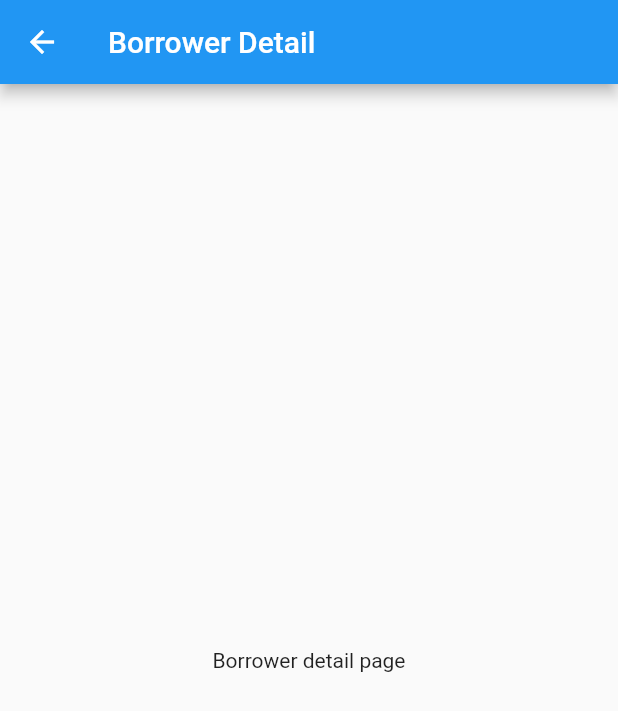
After one commit to Darshan-AS/photon, a Flutter app: the Borrower screen opened by its route, on a phone screen of 412 x 824 dp. The commit adds this screen. Shown: the top 711 px of the screen. Run offline on Flutter 3.47's test engine with Material 2 defaults, Android fonts, the phone set to English and light mode, and no system bars.

Commit message:
Add borrower detail page

```diff
--- a/lib/router.dart
+++ b/lib/router.dart
@@ -1,13 +1,17 @@
 import 'package:flutter/material.dart';
+import 'package:photon/screens/borrower/borrower.dart';
 import 'package:photon/screens/home/home.dart';
 
 class Router {
   static const String homeRoute = '/';
+  static const String borrowerRoute = '/borrower';
 
   static Route<dynamic> generateRoute(RouteSettings settings) {
     switch (settings.name) {
       case homeRoute:
         return MaterialPageRoute(builder: (_) => Home());
+      case borrowerRoute:
+        return MaterialPageRoute(builder: (_) => Borrower());
       default:
         return MaterialPageRoute(
           builder: (_) => Scaffold(
--- /dev/null
+++ b/lib/screens/borrower/borrower.dart
@@ -0,0 +1,11 @@
+import 'package:flutter/material.dart';
+
+class Borrower extends StatelessWidget {
+  @override
+  Widget build(BuildContext context) {
+    return Scaffold(
+      appBar: AppBar(title: Text('Borrower Detail')),
+      body: Center(child: Text('Borrower detail page')),
+    );
+  }
+}
--- a/lib/screens/home/borrower_list.dart
+++ b/lib/screens/home/borrower_list.dart
@@ -1,4 +1,5 @@
 import 'package:flutter/material.dart';
+import 'package:photon/router.dart';
 
 class BorrowerListView extends StatelessWidget {
   @override
@@ -30,6 +31,7 @@ class BorrowerListTile extends StatelessWidget {
       title: Text('Bruce Wayne'),
       subtitle: Text('1329'),
       trailing: Text('Rs 150000'),
+      onTap: () => {Navigator.pushNamed(context, Router.borrowerRoute)},
     );
   }
 }
--- a/pubspec.yaml
+++ b/pubspec.yaml
@@ -14,7 +14,7 @@ description: A new Flutter project.
 version: 1.0.0+1
 
 environment:
-  sdk: ">=2.1.0 <3.0.0"
+  sdk: ">=2.2.0 <3.0.0"
 
 dependencies:
   flutter:
```
